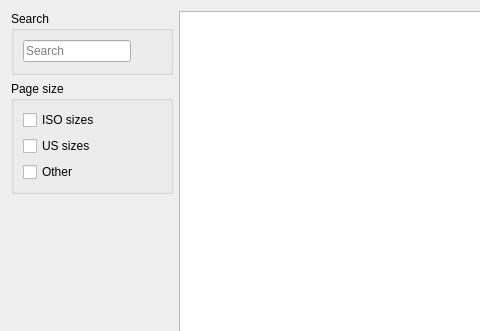
First picture: the form in glabels/ui/SelectProductDialog.ui, repository jimevins/glabels-qt, before the edit; both pictures show x 0 to 480 and y 0 to 331 of the 967 by 660 pixel window.
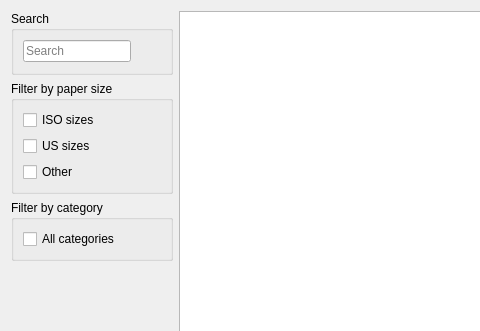
Second picture: the form after the edit. Icons and pictures are not drawn. Custom widgets are drawn as their Qt base class.

Commit message: Added category filter to SelectProductDialog.

Diff of the .ui file:
```diff
--- a/glabels/ui/SelectProductDialog.ui
+++ b/glabels/ui/SelectProductDialog.ui
@@ -85,7 +85,7 @@
             <bool>false</bool>
            </property>
            <property name="title">
-            <string>Page size</string>
+            <string>Filter by paper size</string>
            </property>
            <property name="flat">
             <bool>false</bool>
@@ -118,6 +118,32 @@
            </layout>
           </widget>
          </item>
+         <item>
+          <widget class="QGroupBox" name="groupBox_3">
+           <property name="title">
+            <string>Filter by category</string>
+           </property>
+           <layout class="QGridLayout" name="gridLayout">
+            <item row="1" column="0" rowspan="2">
+             <layout class="QVBoxLayout" name="categoriesLayout">
+              <item>
+               <widget class="QCheckBox" name="anyCategoryCheck">
+                <property name="font">
+                 <font>
+                  <weight>50</weight>
+                  <bold>false</bold>
+                 </font>
+                </property>
+                <property name="text">
+                 <string>All categories</string>
+                </property>
+               </widget>
+              </item>
+             </layout>
+            </item>
+           </layout>
+          </widget>
+         </item>
          <item>
           <spacer name="verticalSpacer_2">
            <property name="orientation">
```
Left out of the diff: 99 changed lines with no effect on the pictures. The commit also changes 6 other files.
